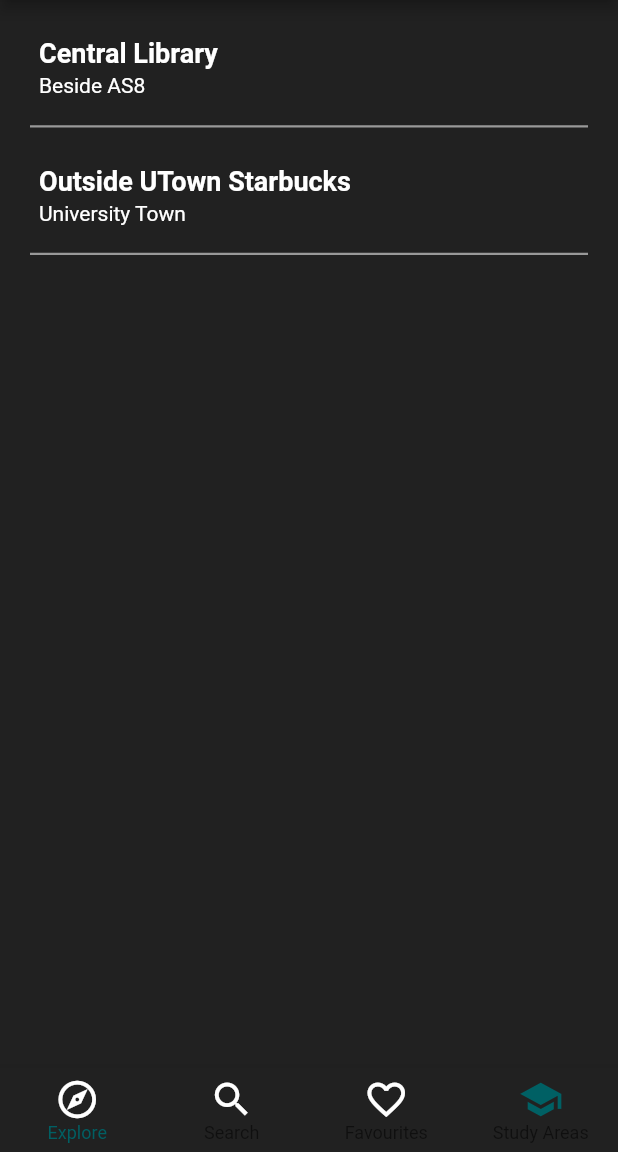
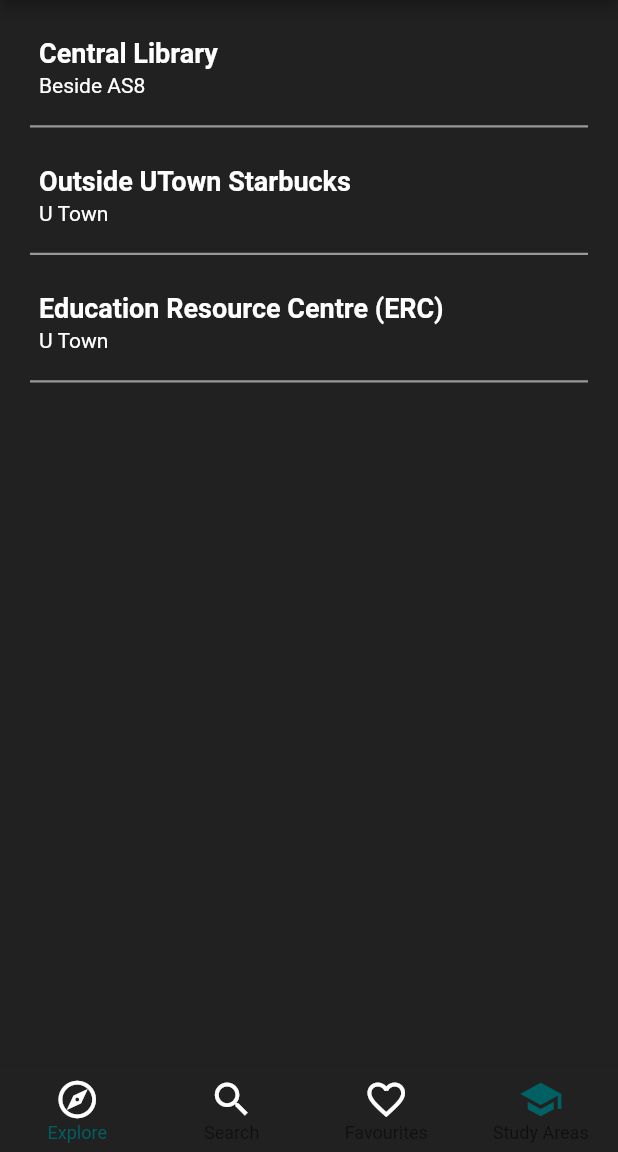
Before and after one commit to hsiaotingluv/AY20-21_HOwGO_Orbital, a Flutter app: the screen it shows after launch, item 4 of the bottom bar chosen, on a phone screen of 412 x 824 dp, the part 84-1236 px from its top. Run offline on Flutter 3.47's test engine with Material 2 defaults, Android fonts, the phone set to English and light mode, and no system bars; drawn by our look-alikes of flutter_slidable; our stand-ins replace cloud_firestore, firebase_core, firebase_storage, floating_bottom_navigation_bar, shared_preferences, sqflite; accounts and stored records are empty.

Commit message:
Modified Empty Fav Screen

```diff
--- a/lib/category_data.dart
+++ b/lib/category_data.dart
@@ -325,17 +325,26 @@ var ROOMS = [
 
 var STUDYAREAS = [
   StudyArea(
-      name: 'Central Library',
-      location: 'Beside AS8',
-      address: '12 Kent Ridge Crescent Singapore 119275',
-      nearbyBusStops: 'Central Library',
-      capacity: 500,
-      openingHours: '0900 - 0600'),
+    name: 'Central Library',
+    location: 'Beside AS8',
+    address: '12 Kent Ridge Crescent Singapore 119275',
+    nearbyBusStops: 'Central Library',
+    capacity: 500,
+    openingHours: '0900 - 0600',
+  ),
   StudyArea(
     name: 'Outside UTown Starbucks',
-    location: 'University Town',
+    location: 'U Town',
     address:
         '#B1, 8 College Ave West, 01 University Town, Education Resource Centre, 138608',
+    nearbyBusStops: 'University Town',
+    capacity: 100,
+    openingHours: '24 Hours',
+  ),
+  StudyArea(
+    name: 'Education Resource Centre (ERC)',
+    location: 'U Town',
+    address: '8 College Ave West, Buona Vista, Singapore 138608',
     nearbyBusStops: 'University Town',
     capacity: 100,
     openingHours: '24 Hours',
--- a/lib/screens/rooms_favourites_screen.dart
+++ b/lib/screens/rooms_favourites_screen.dart
@@ -21,11 +21,31 @@ class RoomsFavouritesScreen extends StatelessWidget {
         future: Provider.of<Rooms>(context, listen: true).fetchAndSetFavs(),
         builder: (ctx, snapshot) => Consumer<Rooms>(
           child: Center(
-            child: Text(
-              'You have no favourites yet - start adding some!',
-              style: TextStyle(fontSize: 20),
-              softWrap: true,
-              textAlign: TextAlign.center,
+            child: Column(
+              children: [
+                SizedBox(
+                  height: 100,
+                ),
+                Text(
+                  'You have no favourites yet. \n Start adding some!',
+                  style: TextStyle(fontSize: 20),
+                  textAlign: TextAlign.center,
+                ),
+                SizedBox(
+                  height: 50,
+                ),
+                Container(
+                  decoration: BoxDecoration(
+                      // border: Border.all(),
+                      ),
+                  height: 250,
+                  width: 350,
+                  child: Image.asset(
+                    'assets/images/makeFavRoomEg.png',
+                    fit: BoxFit.fill,
+                  ),
+                ),
+              ],
             ),
           ),
           builder: (ctx, favs, ch) => favs.favRooms.length <= 0
--- a/pubspec.yaml
+++ b/pubspec.yaml
@@ -73,6 +73,8 @@ flutter:
     - assets/images/outram-nus.png
     - assets/images/lzw.png
     - assets/images/soc.png
+    - assets/images/makeFavRoomEg.png
+    - assets/images/makeStudySpotFavEg.png
     # assets:
   #   - images/a_dot_burr.jpeg
   #   - images/a_dot_ham.jpeg
```
Also changed, not shown: lib/screens/study_area_favourites_screen.dart (+25 -25 lines), assets/images/makeFavRoomEg.png (added), assets/images/makeStudySpotFavEg.png (added).
